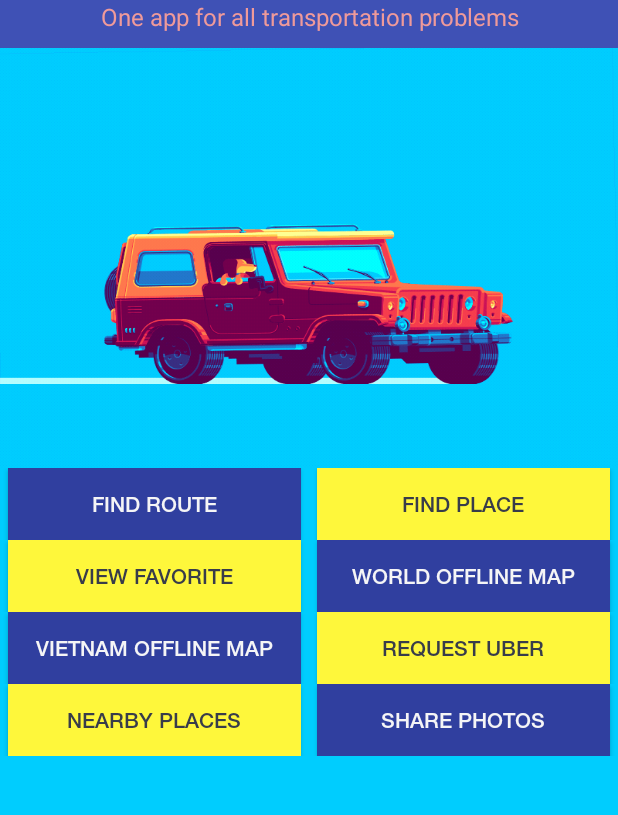
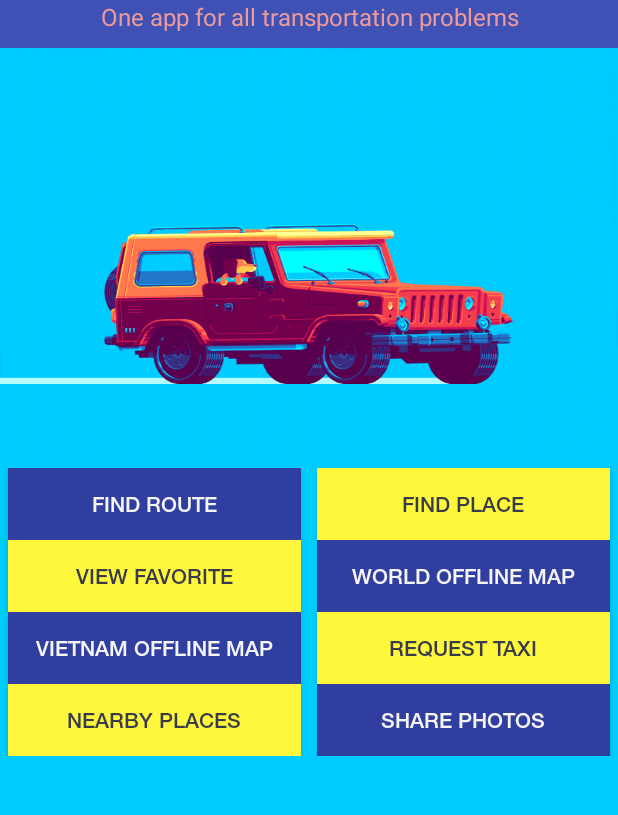
Before and after one commit to luong-komorebi/Overkill, an Android app: the screen it shows after launch (MainActivity), on a phone screen of 412 x 824 dp, the part 140-955 px from its top. Run offline under Robolectric (Android 15) with nearby library versions, the phone set to English and light mode, and no system bars; libraries missing offline, so code that uses them is left out: com.github.paolorotolo.appintro; Roboto replaces fonts that are not available here; 1 statement that could not run was skipped.

Commit message:
Minor fix

```diff
--- a/app/src/main/res/layout/activity_main.xml
+++ b/app/src/main/res/layout/activity_main.xml
@@ -125,7 +125,7 @@
                     android:background="#fef73b"
                     android:textColor="#383c4a"
                     android:id="@+id/requestUber"
-                    android:text="Request Uber"/>
+                    android:text="Request Taxi"/>
 
             </LinearLayout>
             <LinearLayout
```
